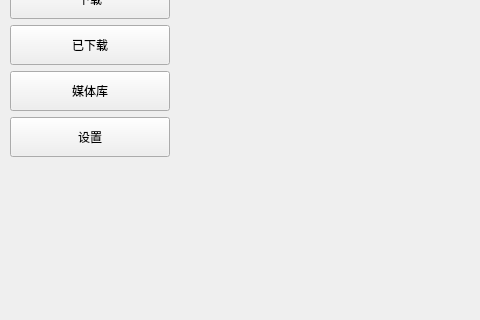
First picture: the form in src/QTui/ui_file/index.ui, repository henntaidesu/DLsite_Anime-sharing_download, before the edit; both pictures show x 0 to 480 and y 101 to 421 of the 1000 by 640 pixel window.
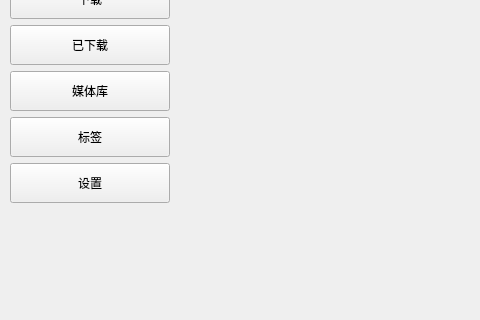
Second picture: the form after the edit.

Patch:
```diff
--- a/src/QTui/ui_file/index.ui
+++ b/src/QTui/ui_file/index.ui
@@ -157,6 +157,28 @@
         </property>
        </widget>
       </item>
+      <item>
+       <widget class="QPushButton" name="pushButton_6">
+        <property name="minimumSize">
+         <size>
+          <width>0</width>
+          <height>40</height>
+         </size>
+        </property>
+        <property name="text">
+         <string>标签</string>
+        </property>
+        <property name="checkable">
+         <bool>true</bool>
+        </property>
+        <property name="autoExclusive">
+         <bool>true</bool>
+        </property>
+        <property name="class" stdset="0">
+         <string>navButton</string>
+        </property>
+       </widget>
+      </item>
       <item>
        <widget class="QPushButton" name="pushButton_3">
         <property name="minimumSize">
```
